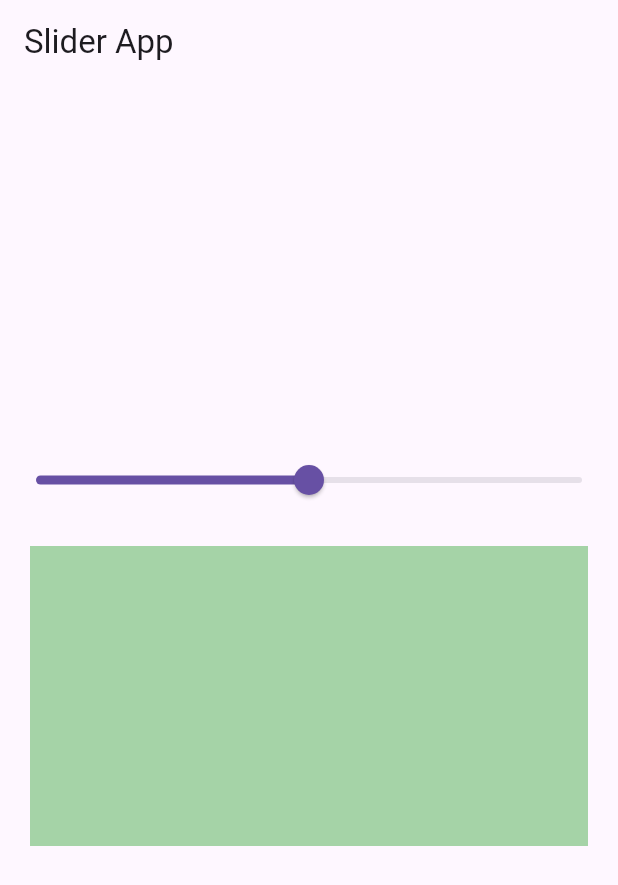
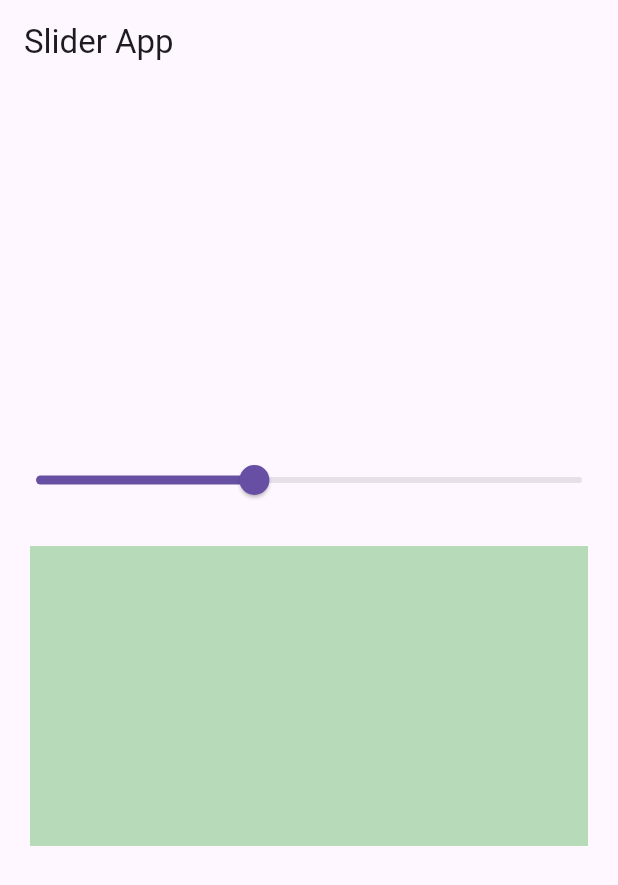
Before and after one commit to ankitpsamrat/Flutter-provider-explore, a Flutter app: the screen it shows after launch, on a phone screen of 412 x 824 dp. Shown: the top 885 px of the screen. Run offline on Flutter 3.47's test engine with Material 3 defaults, Android fonts, the phone set to English and light mode, and no system bars.

Commit message:
slider example completed

```diff
--- a/lib/main.dart
+++ b/lib/main.dart
@@ -1,5 +1,8 @@
+import 'package:explore_provider/counter/counter_provider.dart';
+import 'package:explore_provider/slider/slider_provider.dart';
 import 'package:explore_provider/slider/slider_screen.dart';
 import 'package:flutter/material.dart';
+import 'package:provider/provider.dart';
 
 void main() {
   runApp(const MyApp());
@@ -10,22 +13,17 @@
 
   @override
   Widget build(BuildContext context) {
-    return
-        // MultiProvider(
-        //   providers: [
-        //     ChangeNotifierProvider(create: (_) => CounterProvider()),
-        //   ],
-        //   child: const MaterialApp(
-        //     debugShowCheckedModeBanner: false,
-        //     title: 'Provider explore',
-        //     home: HomeScreen(),
-        //   ),
-        // );
-
-        const MaterialApp(
-      debugShowCheckedModeBanner: false,
-      title: 'Provider explore',
-      home: SliderScreen(),
+    return MultiProvider(
+      providers: [
+        ChangeNotifierProvider(create: (_) => CounterProvider()),
+        ChangeNotifierProvider(create: (_) => SliderProvider()),
+      ],
+      child: const MaterialApp(
+        debugShowCheckedModeBanner: false,
+        title: 'Provider explore',
+        // home: HomeScreen(),
+        home: SliderScreen(),
+      ),
     );
   }
 }
--- a/lib/slider/slider_provider.dart
+++ b/lib/slider/slider_provider.dart
@@ -1,7 +1,7 @@
 import 'package:flutter/material.dart';
 
 class SliderProvider extends ChangeNotifier {
-  double _sliderValue = 0.0;
+  double _sliderValue = 0.4;
 
   double get sliderValue => _sliderValue;
 
--- a/lib/slider/slider_screen.dart
+++ b/lib/slider/slider_screen.dart
@@ -1,16 +1,9 @@
+import 'package:explore_provider/slider/slider_provider.dart';
 import 'package:flutter/material.dart';
+import 'package:provider/provider.dart';
 
-class SliderScreen extends StatefulWidget {
+class SliderScreen extends StatelessWidget {
   const SliderScreen({super.key});
-
-  @override
-  State<SliderScreen> createState() => _SliderScreenState();
-}
-
-class _SliderScreenState extends State<SliderScreen> {
-  //
-
-  double _sliderValue = 0.5;
 
   @override
   Widget build(BuildContext context) {
@@ -18,25 +11,25 @@ class _SliderScreenState extends State<SliderScreen> {
       appBar: AppBar(
         title: const Text('Slider App'),
       ),
-      body: Center(
-        child: Column(
+      body: Consumer<SliderProvider>(
+        builder: (context, provider, child) {
+          return Column(
             mainAxisAlignment: MainAxisAlignment.center,
             children: [
               Slider(
-              value: _sliderValue,
+                value: provider.sliderValue,
                 onChanged: (value) {
-                setState(() {
-                  _sliderValue = value;
-                });
+                  provider.setSliderValue(value);
                 },
               ),
               Container(
                 height: 200,
                 margin: const EdgeInsets.all(20),
-              color: Colors.green.withOpacity(_sliderValue),
+                color: Colors.green.withOpacity(provider.sliderValue),
               ),
             ],
-        ),
+          );
+        },
       ),
     );
   }
```
Lines whose indentation alone changed are shown as unchanged.
